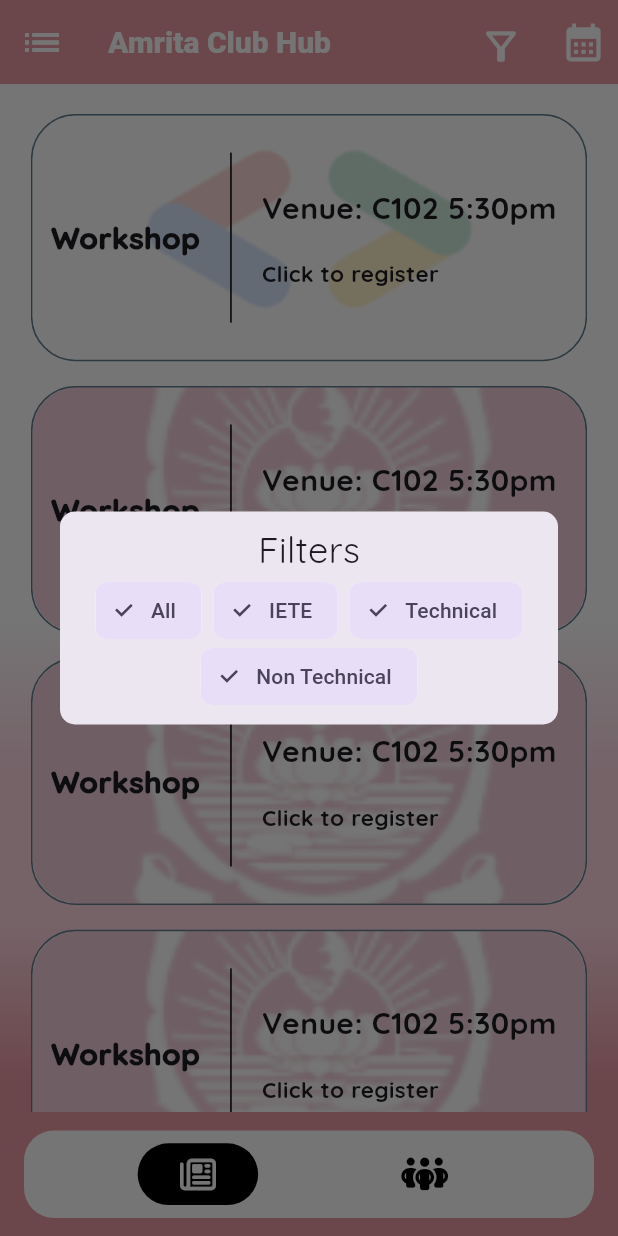
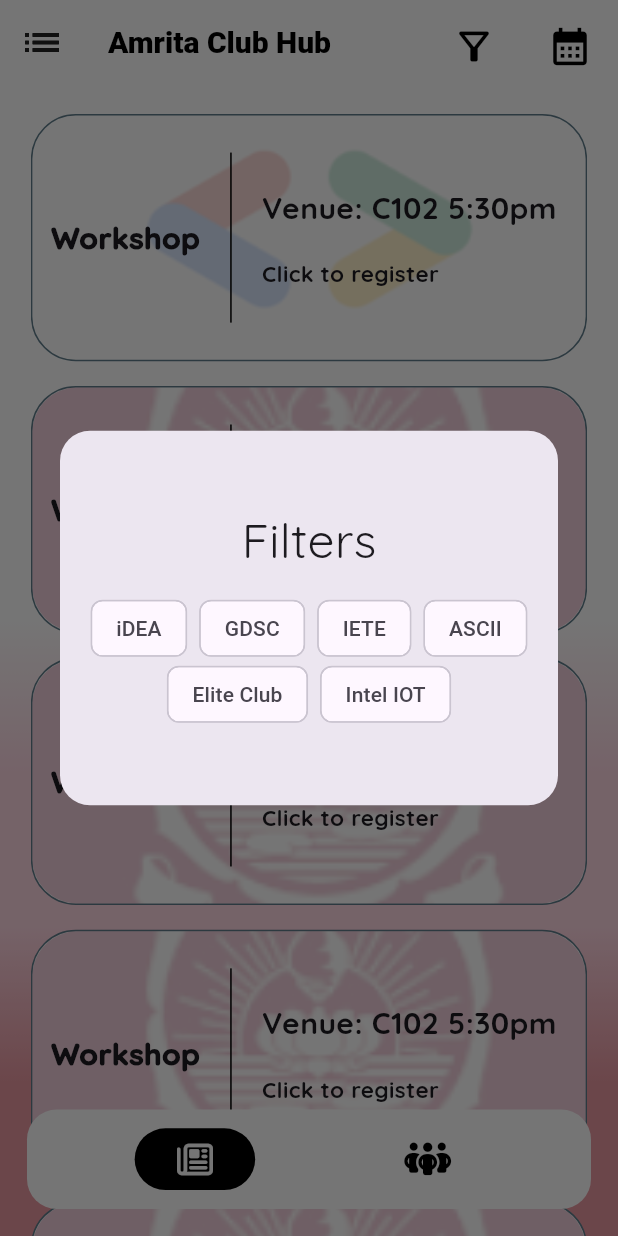
Before and after one commit to FirefoxSRV/Amrita_club_application, a Flutter app: the screen it shows after launch, after a tap on the "filter alt" icon, on a phone screen of 412 x 824 dp. Run offline on Flutter 3.47's test engine with Material 3 defaults, Android fonts, the phone set to English and light mode, and no system bars; our stand-ins replace animated_text_kit, font_awesome_flutter, google_fonts.

Commit message:
Added club screen

```diff
--- a/lib/Screens/FeedScreen/Filter/filter_chip.dart
+++ b/lib/Screens/FeedScreen/Filter/filter_chip.dart
@@ -1,49 +1,172 @@
+import 'package:flutter/cupertino.dart';
 import 'package:flutter/material.dart';
 
+class FilterChipDemo extends StatefulWidget {
+  bool isIDEA;
+  bool isGDSC;
+  bool isIETE;
+  bool isASCII;
+  bool isElite;
+  bool isIntelIOT;
+  Function(bool, bool, bool, bool, bool, bool) onUpdateFilterStates;
+  // List<Map<String, dynamic>> tagData;
+  // List<Map<String, dynamic>> selectedTags;
 
-class FilterChipDemo extends StatefulWidget {
+  FilterChipDemo(
+      {super.key,
+        required this.isIntelIOT,
+        required this.isIDEA,
+        required this.isGDSC,
+        required this.isIETE,
+        required this.isASCII,
+        required this.isElite,
+        required this.onUpdateFilterStates,
+        // required this.selectedTags,
+        // required this.tagData
+      });
+
   @override
-  _FilterChipDemoState createState() => _FilterChipDemoState();
+  FilterChipDemoState createState() => FilterChipDemoState();
 }
 
-class _FilterChipDemoState extends State<FilterChipDemo> {
+class FilterChipDemoState extends State<FilterChipDemo> {
+
+
   @override
   Widget build(BuildContext context) {
+
+
     return Wrap(
       spacing: 8.0,
       runSpacing: -4.0,
       alignment: WrapAlignment.center,
       children: [
         FilterChip(
-          label: const Text('All'),
-          selected: true,
+          selectedColor: Color(0xFFea99a2),
+          label: const Text(
+            'iDEA',
+          ),
+          selected: widget.isIDEA,
           onSelected: (bool value) {
-
+            setState(() {
+              if (!widget.isIDEA) {
+                widget.isIDEA = value;
+              } else {
+                widget.isIDEA = value;
+              }
+            });
+            widget.onUpdateFilterStates(
+                widget.isIDEA,
+                widget.isGDSC,
+                widget.isIETE,
+                widget.isASCII,
+                widget.isElite,
+                widget.isIntelIOT
+            );
           },
         ),
         FilterChip(
-          label: const Text('IETE'),
-          selected: true,
+          selectedColor: Color(0xFFea99a2),
+          label: const Text('GDSC'),
+          selected: widget.isGDSC,
           onSelected: (bool value) {
-
+            setState(() {
+              if (!widget.isGDSC) {
+                widget.isGDSC = value;
+              } else {
+                widget.isGDSC = value;
+              }
+            });
+            widget.onUpdateFilterStates(
+                widget.isIDEA,
+                widget.isGDSC,
+                widget.isIETE,
+                widget.isASCII,
+                widget.isElite,
+                widget.isIntelIOT);
           },
         ),
         FilterChip(
-          label: const Text('Technical'),
-          selected: true,
+          selectedColor: Color(0xFFea99a2),
+          label: const Text('IETE'),
+          selected: widget.isIETE,
           onSelected: (bool value) {
-
+            setState(() {
+              if (!widget.isIETE) {
+                widget.isIETE = value;
+              } else {
+                widget.isIETE = value;
+              }
+            });
+            widget.onUpdateFilterStates(
+                widget.isIDEA,
+                widget.isGDSC,
+                widget.isIETE,
+                widget.isASCII,
+                widget.isElite,
+                widget.isIntelIOT);
           },
         ),
         FilterChip(
-          label: const Text('Non Technical'),
-          selected: true,
+          selectedColor: Color(0xFFea99a2),
+          label: const Text('ASCII'),
+          selected: widget.isASCII,
           onSelected: (bool value) {
-
+            setState(() {
+              if (!widget.isASCII) {
+                widget.isASCII = value;
+              } else {
+                widget.isASCII = value;
+              }
+            });
+            widget.onUpdateFilterStates(
+                widget.isIDEA,
+                widget.isGDSC,
+                widget.isIETE,
+                widget.isASCII,
+                widget.isElite,
+                widget.isIntelIOT);
+          },
+        ),
+        FilterChip(
+          selectedColor: Color(0xFFea99a2),
+          label: const Text('Elite Club'),
+          selected: widget.isElite,
+          onSelected: (bool value) {
+            setState(() {
+              if (!widget.isElite) {
+                widget.isElite = value;
+              } else {
+                widget.isElite = value;
+              }
+            });
+            widget.onUpdateFilterStates(
+                widget.isIDEA,
+                widget.isGDSC,
+                widget.isIETE,
+                widget.isASCII,
+                widget.isElite,
+                widget.isIntelIOT);
+          },
+        ),
+        FilterChip(
+          selectedColor: Color(0xFFea99a2),
+          label: const Text('Intel IOT'),
+          selected: widget.isIntelIOT,
+          onSelected: (bool value) {
+            setState(() {
+              widget.isIntelIOT = !widget.isIntelIOT;
+            });
+            widget.onUpdateFilterStates(
+                widget.isIDEA,
+                widget.isGDSC,
+                widget.isIETE,
+                widget.isASCII,
+                widget.isElite,
+                widget.isIntelIOT);
           },
         ),
       ],
     );
   }
-
 }
--- a/lib/Screens/FeedScreen/card_list_view.dart
+++ b/lib/Screens/FeedScreen/card_list_view.dart
@@ -1,6 +1,4 @@
-
 import 'package:flutter/cupertino.dart';
-
 import 'feed_card.dart';
 
 class CardListView extends StatelessWidget {
--- a/lib/Screens/FeedScreen/feed_screen.dart
+++ b/lib/Screens/FeedScreen/feed_screen.dart
@@ -6,6 +6,7 @@
 import 'package:google_fonts/google_fonts.dart';
 
 import '../../utils/constants.dart';
+import '../ClubScreen/search_page.dart';
 import 'Filter/filter_chip.dart';
 import 'card_list_view.dart';
 import 'feed_card.dart';
@@ -20,6 +21,25 @@
 
 class _FeedScreenState extends State<FeedScreen> {
   Windows _windows = Windows.news;
+  bool isGDSC = false;
+  bool isIETE = false;
+  bool isElite = false;
+  bool isASCII = false;
+  bool isIDEA = false;
+  bool isIntelIOT = false;
+
+  void _updateFilterStates(bool isGDSC, bool isIETE,
+      bool isElite, bool isASCII, bool isIDEA, bool isIntelIOT) {
+      setState(() {
+          isGDSC = isGDSC;
+          isIETE = isIETE;
+          isElite = isElite;
+          isASCII = isASCII;
+          isIDEA = isIDEA;
+          isIntelIOT = isIntelIOT;
+          // _handleFilters();
+    });
+  }
 
   @override
   Widget build(BuildContext context) {
@@ -43,7 +63,9 @@
         child: Scaffold(
           backgroundColor: Colors.transparent,
           appBar: buildAppBar(),
-          body: AnimatedSwitcher(
+          body: Stack(
+            children: [
+              AnimatedSwitcher(
                 switchInCurve: Curves.linearToEaseOut,
                 switchOutCurve: Curves.decelerate,
                 reverseDuration: Duration(milliseconds: 700),
@@ -56,21 +78,30 @@
                           ],
                         ),
                       )
-                : Text("Yeee"),
+                    : SearchPage()
               ),
-          bottomNavigationBar: BottomAppBar(
-            height: MediaQuery.of(context).size.height*0.1,
-            elevation: 0,
+              Positioned(left: 10,bottom: 10,right: 10,child: buildBottomNavigationBar())
+            ],
+          ),
+        ),
+      );
+    });
+  }
+  Widget buildBottomNavigationBar() {
+    return Container(
+      height: MediaQuery.of(context).size.height * 0.1,
+      width: MediaQuery.of(context).size.width * 0.9,
+      decoration: BoxDecoration(
         color: Colors.transparent,
-            shape: const CircularNotchedRectangle(),
-            child: Container(
-
-              decoration: BoxDecoration(
-                  color: Colors.white,
-                  borderRadius: BorderRadius.circular(20)
+        borderRadius: BorderRadius.circular(20),
       ),
       child: Padding(
         padding: const EdgeInsets.all(8.0),
+        child: Container(
+          decoration: BoxDecoration(
+            color: Colors.white,
+            borderRadius: BorderRadius.circular(20),
+          ),
           child: Row(
             mainAxisAlignment: MainAxisAlignment.spaceEvenly,
             children: [
@@ -80,24 +111,23 @@
           ),
         ),
       ),
-          ),
-        ),
     );
-    });
   }
+
 
   AppBar buildAppBar() {
     return AppBar(
+      elevation: 0,
       leading: Icon(
         Icons.list_sharp,
-        color: kappBarContentColor,
+        color: Colors.black87,
         size: 30,
       ),
       title: Text(
         'Amrita Club Hub',
-        style: TextStyle(color: kappBarContentColor, fontWeight: FontWeight.w800, fontSize: 20),
+        style: TextStyle(color: Colors.black, fontWeight: FontWeight.w800, fontSize: 20),
       ),
-      backgroundColor: kappBarColor,
+      backgroundColor: Colors.white,
       actions: [
         Padding(
           padding: const EdgeInsets.all(8.0),
@@ -108,14 +138,15 @@
                 builder: (BuildContext context) {
                   return Dialog(
                     shape: RoundedRectangleBorder(
-                      borderRadius: BorderRadius.circular(10)
+                      borderRadius: BorderRadius.circular(20)
                     ),
                     child: Padding(
-                      padding: const EdgeInsets.all(8.0),
+                      padding: const EdgeInsets.only(left: 8.0,right: 8.0,top: 50,bottom: 50),
                       child: Wrap(
                         children: [
-                          Center(child: Text("Filters",style: GoogleFonts.quicksand(fontSize:24),),),
-                          Center(child: FilterChipDemo()),
+                          Center(child: Text("Filters",style: GoogleFonts.quicksand(fontSize:32),),),
+                          SizedBox(height: MediaQuery.of(context).size.height*0.07,),
+                          Center(child: FilterChipDemo(isASCII: isASCII,isElite: isElite,isGDSC: isGDSC,isIDEA: isIDEA,isIETE: isIETE,isIntelIOT: isIntelIOT,onUpdateFilterStates: _updateFilterStates,)),
                         ],
                       ),
                     ), // Your FilterChipDemo widget
@@ -123,16 +154,19 @@
                 },
               );
             },
-            icon:Icon(Icons.filter_alt_outlined, size: 30,),
+            icon:Icon(Icons.filter_alt_outlined, size: 30,color: Colors.black,),
             color: kappBarContentColor,
           ),
         ),
         Padding(
           padding: const EdgeInsets.all(8.0),
-          child: Icon(
-            Icons.calendar_month,
-            color: kappBarContentColor,
-            size: 30,
+          child: IconButton(
+            onPressed: (){
+
+            },
+            icon:Icon(Icons.calendar_month,size: 30,),
+            color: Colors.black,
+
           ),
         ),
       ],
```
Also changed, not shown: lib/Screens/CalendarScreen/calendar_screen.dart (added). Lines whose indentation alone changed are shown as unchanged.
